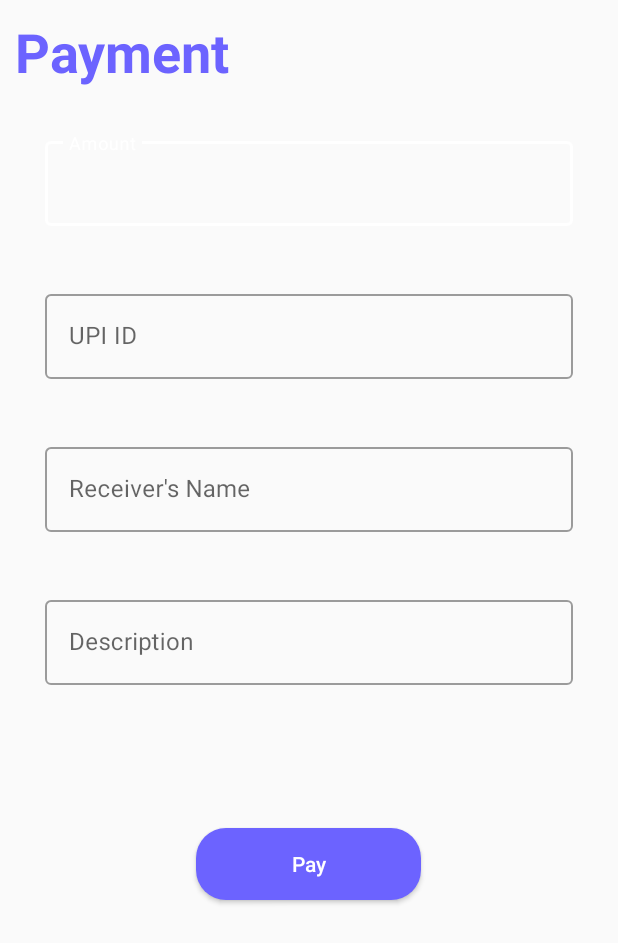
After one commit to devansh-299/phix, an Android app: the PaymentActivity screen opened directly, with no data from a screen before it, on a phone screen of 412 x 824 dp. The commit adds this screen. Shown: the top 943 px of the screen. Run offline under Robolectric (Android 15) with nearby library versions, the phone set to English and light mode, and no system bars; our stand-ins replace ButterKnife; network calls fail.

Commit message:
Upi payment integrated

```diff
--- /dev/null
+++ b/app/src/main/res/layout/activity_payment.xml
@@ -0,0 +1,94 @@
+<?xml version="1.0" encoding="utf-8"?>
+<RelativeLayout xmlns:android="http://schemas.android.com/apk/res/android"
+    xmlns:app="http://schemas.android.com/apk/res-auto"
+    xmlns:tools="http://schemas.android.com/tools"
+    android:layout_width="match_parent"
+    android:layout_height="match_parent"
+    tools:context=".view.activity.TransactionActivity">
+
+
+
+    <LinearLayout
+        android:layout_margin="10dp"
+        android:layout_width="match_parent"
+        android:orientation="vertical"
+        android:layout_height="match_parent">
+
+        <TextView
+            android:layout_width="wrap_content"
+            android:layout_height="wrap_content"
+            android:layout_marginBottom="10dp"
+            android:text="Payment"
+            android:textColor="@color/material_blue"
+            android:textSize="36sp"
+            android:textStyle="bold" />
+
+        <com.google.android.material.textfield.TextInputLayout
+            android:layout_width="match_parent"
+            style="@style/Widget.MaterialComponents.TextInputLayout.OutlinedBox"
+            android:layout_height="wrap_content"
+            android:layout_margin="20dp">
+
+            <com.google.android.material.textfield.TextInputEditText
+                android:id="@+id/et_payment_amount"
+                android:layout_width="match_parent"
+                android:layout_height="wrap_content"
+                android:hint="Amount" />
+
+        </com.google.android.material.textfield.TextInputLayout>
+
+        <com.google.android.material.textfield.TextInputLayout
+            android:layout_width="match_parent"
+            style="@style/Widget.MaterialComponents.TextInputLayout.OutlinedBox"
+            android:layout_height="wrap_content"
+            android:layout_margin="20dp">
+
+            <com.google.android.material.textfield.TextInputEditText
+                android:id="@+id/et_payment_upi_id"
+                android:layout_width="match_parent"
+                android:layout_height="wrap_content"
+                android:hint="UPI ID" />
+
+        </com.google.android.material.textfield.TextInputLayout>
+
+        <com.google.android.material.textfield.TextInputLayout
+            android:layout_width="match_parent"
+            style="@style/Widget.MaterialComponents.TextInputLayout.OutlinedBox"
+            android:layout_height="wrap_content"
+            android:layout_margin="20dp">
+
+            <com.google.android.material.textfield.TextInputEditText
+                android:id="@+id/et_payment_name"
+                android:layout_width="match_parent"
+                android:layout_height="wrap_content"
+                android:hint="Receiver's Name" />
+
+        </com.google.android.material.textfield.TextInputLayout>
+
+        <com.google.android.material.textfield.TextInputLayout
+            android:layout_width="match_parent"
+            style="@style/Widget.MaterialComponents.TextInputLayout.OutlinedBox"
+            android:layout_height="wrap_content"
+            android:layout_margin="20dp">
+
+            <com.google.android.material.textfield.TextInputEditText
+                android:id="@+id/et_payment_description"
+                android:layout_width="match_parent"
+                android:layout_height="wrap_content"
+                android:hint="Description" />
+
+        </com.google.android.material.textfield.TextInputLayout>
+
+        <Button
+            android:id="@+id/bt_payment_pay"
+            android:layout_width="150dp"
+            android:layout_height="wrap_content"
+            android:background="@drawable/round_button_background"
+            android:layout_gravity="center_horizontal"
+            android:layout_marginTop="75dp"
+            android:text="Pay"
+            android:textAllCaps="false"
+            android:textColor="@color/white" />
+    </LinearLayout>
+
+</RelativeLayout>
--- a/app/src/main/res/layout/fragment_home.xml
+++ b/app/src/main/res/layout/fragment_home.xml
@@ -79,6 +79,12 @@
                     android:textSize="18sp"
                     android:textStyle="bold" />
 
+                <Button
+                    android:id="@+id/timepass"
+                    android:text="timepass"
+                    android:layout_width="wrap_content"
+                    android:layout_height="wrap_content"/>
+
             </LinearLayout>
 
 
```
Also changed, not shown: app/src/main/AndroidManifest.xml (+4 -3 lines), app/src/main/java/com/thebiglosers/phix/view/activity/PaymentActivity.java (added, +191 -0 lines), app/src/main/java/com/thebiglosers/phix/view/activity/TransactionActivity.java (+3 -18 lines), app/src/main/java/com/thebiglosers/phix/view/fragment/HomeFragment.java (+8 -0 lines), app/src/main/java/com/thebiglosers/phix/view/fragment/PersonalFragment.java (+8 -1 lines), app/src/main/res/layout/popup_user.xml (+10 -5 lines).
